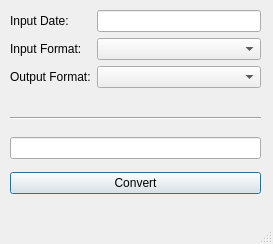
Above: pydateconverter/MainWindow.ui from psychocodermonkey/PyDateConverter before the change. Below: the same form after it.
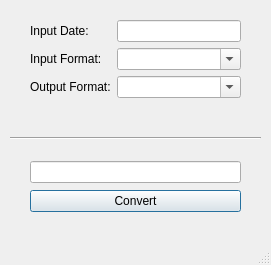
That is the form after the change.

Diff of the .ui file:
```diff
--- a/pydateconverter/MainWindow.ui
+++ b/pydateconverter/MainWindow.ui
@@ -6,8 +6,8 @@
    <rect>
     <x>0</x>
     <y>0</y>
-    <width>273</width>
-    <height>244</height>
+    <width>271</width>
+    <height>265</height>
    </rect>
   </property>
   <property name="windowTitle">
@@ -17,16 +17,28 @@
    <widget class="QWidget" name="formLayoutWidget">
     <property name="geometry">
      <rect>
-      <x>10</x>
+      <x>20</x>
       <y>10</y>
-      <width>251</width>
-      <height>95</height>
+      <width>231</width>
+      <height>113</height>
      </rect>
     </property>
     <layout class="QFormLayout" name="conversionFormLayout">
      <property name="formAlignment">
       <set>Qt::AlignRight|Qt::AlignTop|Qt::AlignTrailing</set>
      </property>
+     <property name="leftMargin">
+      <number>10</number>
+     </property>
+     <property name="topMargin">
+      <number>10</number>
+     </property>
+     <property name="rightMargin">
+      <number>10</number>
+     </property>
+     <property name="bottomMargin">
+      <number>10</number>
+     </property>
      <item row="0" column="0">
       <widget class="QLabel" name="inputDateLabel">
        <property name="text">
@@ -45,7 +57,11 @@
       </widget>
      </item>
      <item row="1" column="1">
-      <widget class="QComboBox" name="inputFormatComboBox"/>
+      <widget class="QComboBox" name="inputFormatComboBox">
+       <property name="editable">
+        <bool>true</bool>
+       </property>
+      </widget>
      </item>
      <item row="2" column="0">
       <widget class="QLabel" name="outputFormatLabel">
@@ -55,22 +71,48 @@
       </widget>
      </item>
      <item row="2" column="1">
-      <widget class="QComboBox" name="outputFormatComboBox"/>
+      <widget class="QComboBox" name="outputFormatComboBox">
+       <property name="editable">
+        <bool>true</bool>
+       </property>
+      </widget>
      </item>
     </layout>
    </widget>
    <widget class="QWidget" name="verticalLayoutWidget">
     <property name="geometry">
      <rect>
-      <x>10</x>
-      <y>130</y>
-      <width>251</width>
+      <x>20</x>
+      <y>150</y>
+      <width>231</width>
       <height>73</height>
      </rect>
     </property>
     <layout class="QVBoxLayout" name="verticalLayout">
+     <property name="leftMargin">
+      <number>10</number>
+     </property>
+     <property name="topMargin">
+      <number>10</number>
+     </property>
+     <property name="rightMargin">
+      <number>10</number>
+     </property>
+     <property name="bottomMargin">
+      <number>10</number>
+     </property>
      <item>
-      <widget class="QLineEdit" name="outputDate"/>
+      <widget class="QLineEdit" name="outputDate">
+       <property name="maxLength">
+        <number>10</number>
+       </property>
+       <property name="alignment">
+        <set>Qt::AlignCenter</set>
+       </property>
+       <property name="readOnly">
+        <bool>true</bool>
+       </property>
+      </widget>
      </item>
      <item>
       <widget class="QPushButton" name="convertButton">
@@ -91,7 +133,7 @@
     <property name="geometry">
      <rect>
       <x>10</x>
-      <y>110</y>
+      <y>130</y>
       <width>251</width>
       <height>16</height>
      </rect>
```
Left out of the diff: 9 changed lines with no effect on the pictures.
